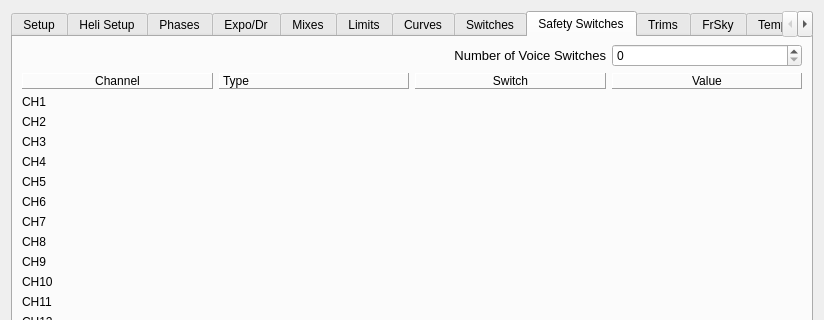
First picture: the form in src/eepskye/src/modeledit.ui, repository xhorizont/eepe, before the edit; both pictures show x 0 to 824 and y 0 to 320 of the 824 by 799 pixel window.
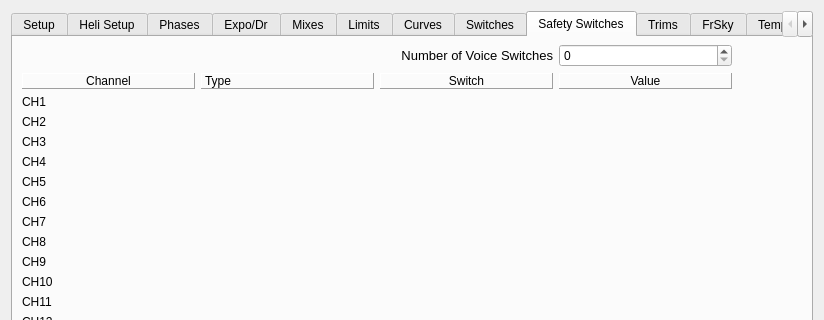
Second picture: the form after the edit. The open tabs and pages were chosen to show the change. Icons and pictures are not drawn.

Diff of the .ui file:
```diff
--- a/src/eepskye/src/modeledit.ui
+++ b/src/eepskye/src/modeledit.ui
@@ -8649,7 +8649,7 @@
       <attribute name="title">
        <string>Safety Switches</string>
       </attribute>
-      <layout class="QGridLayout" name="grid_tabSafetySwitches" rowstretch="0,0,0,0,0,0,0,0,0,0,0,0,0,0,0,0,0,0,0,0,0,0,0,0,0,0,0" columnstretch="0,0,0,0">
+      <layout class="QGridLayout" name="grid_tabSafetySwitches" rowstretch="0,0,0,0,0,0,0,0,0,0,0,0,0,0,0,0,0,0,0,0,0,0,0,0,0,0,0" columnstretch="0,0,0,0,0">
        <property name="topMargin">
         <number>7</number>
        </property>
@@ -8938,6 +8938,31 @@
          </property>
         </widget>
        </item>
+       <item row="1" column="4">
+        <widget class="QLabel" name="label_179">
+         <property name="minimumSize">
+          <size>
+           <width>64</width>
+           <height>0</height>
+          </size>
+         </property>
+         <property name="maximumSize">
+          <size>
+           <width>64</width>
+           <height>16777215</height>
+          </size>
+         </property>
+         <property name="frameShape">
+          <enum>QFrame::NoFrame</enum>
+         </property>
+         <property name="frameShadow">
+          <enum>QFrame::Plain</enum>
+         </property>
+         <property name="text">
+          <string/>
+         </property>
+        </widget>
+       </item>
       </layout>
      </widget>
      <widget class="QWidget" name="tabTrims">
```
Left out of the diff: 2 changed lines with no effect on the pictures.
